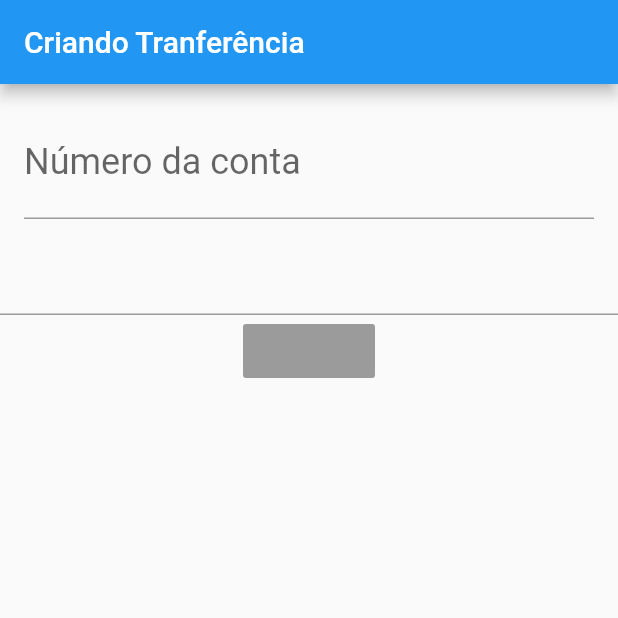
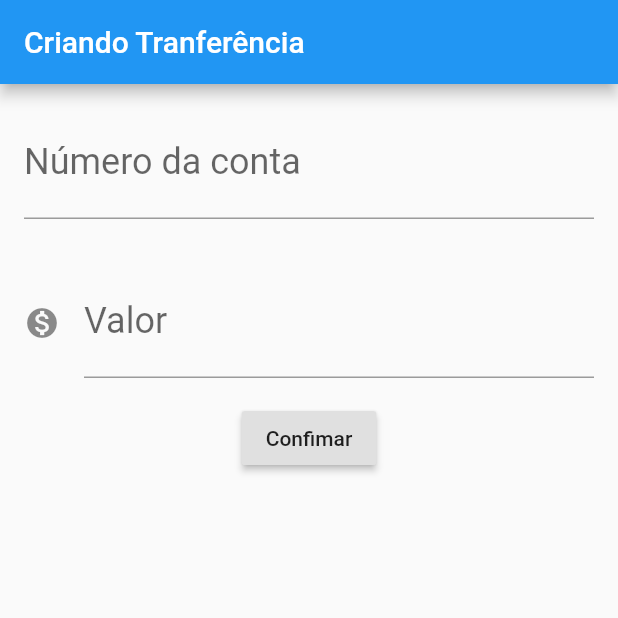
Before and after one commit to AbnerWCR/Aprendendo_Flutter, a Flutter app: the screen it shows after launch, on a phone screen of 412 x 824 dp, the top half of it. Run offline on Flutter 3.47's test engine with Material 2 defaults, Android fonts, the phone set to English and light mode, and no system bars.

Commit message:
Recebendo os valores do TextField v0.2

```diff
--- a/hello_word/lib/main.dart
+++ b/hello_word/lib/main.dart
@@ -14,6 +14,10 @@ class BytebankApp extends StatelessWidget {
 }
 
 class FormularioTranferencia extends StatelessWidget {
+  final TextEditingController _controladorCampoNumeroConta =
+      TextEditingController();
+  final TextEditingController _controladorCampoValor = TextEditingController();
+
   @override
   Widget build(BuildContext context) {
     return Scaffold(
@@ -24,23 +28,58 @@ class FormularioTranferencia extends StatelessWidget {
         children: <Widget>[
           Padding(
             padding: const EdgeInsets.all(16.0),
-          child:
-          TextField(
-            style: TextStyle(
-              fontSize: 24.0,
+            child: TextField(
+              style: TextStyle(
+                fontSize: 24.0,
+              ),
+              controller: _controladorCampoNumeroConta,
+              decoration: InputDecoration(
+                  labelText: 'Número da conta', hintText: 'EX: 0000'),
+              keyboardType: TextInputType.number,
             ),
-            decoration: InputDecoration(
-              labelText: 'Número da conta',
-              hintText: 'EX: 0000'
+          ),
+          Padding(
+            padding: const EdgeInsets.all(16.0),
+            child: TextField(
+              style: TextStyle(
+                fontSize: 24.0,
+              ),
+              controller: _controladorCampoValor,
+              decoration: InputDecoration(
+                icon: Icon(Icons.monetization_on),
+                labelText: 'Valor',
+                hintText: 'Ex: 0.00',
+              ),
+              keyboardType: TextInputType.number,
             ),
-            keyboardType: TextInputType.number,
           ),
+          RaisedButton(
+            child: Text('Confimar'),
+            onPressed: () {
+              debugPrint('Confirmar');
+              final int numeroConta =
+                  int.tryParse(_controladorCampoNumeroConta.text);
+              final double valor = double.tryParse(_controladorCampoValor.text);
+              if (numeroConta != null && valor != null) {
+                final transferenciaCriada = Transferencia(valor, numeroConta);
+                debugPrint('$transferenciaCriada');
+              }
+            },
           ),
-          TextField(),
-          RaisedButton(),
         ],
       ),
     );
+  }
+}
+
+class Transferencia {
+  final double valor;
+  final int numeroConta;
+
+  Transferencia(this.valor, this.numeroConta);
+  @override
+  String toString() {
+    return 'Transferencia{valor: $valor, numeroConta: $numeroConta}';
   }
 }
 
@@ -73,10 +112,3 @@ class ItemTransferencia extends StatelessWidget {
     ));
   }
 }
-
-class Transferencia {
-  final double valor;
-  final int numeroConta;
-
-  Transferencia(this.valor, this.numeroConta);
-}
```
